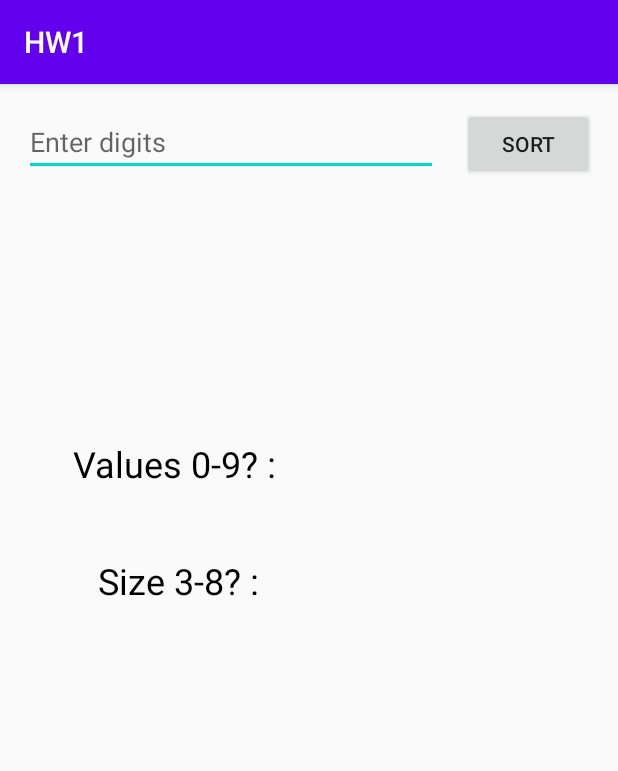
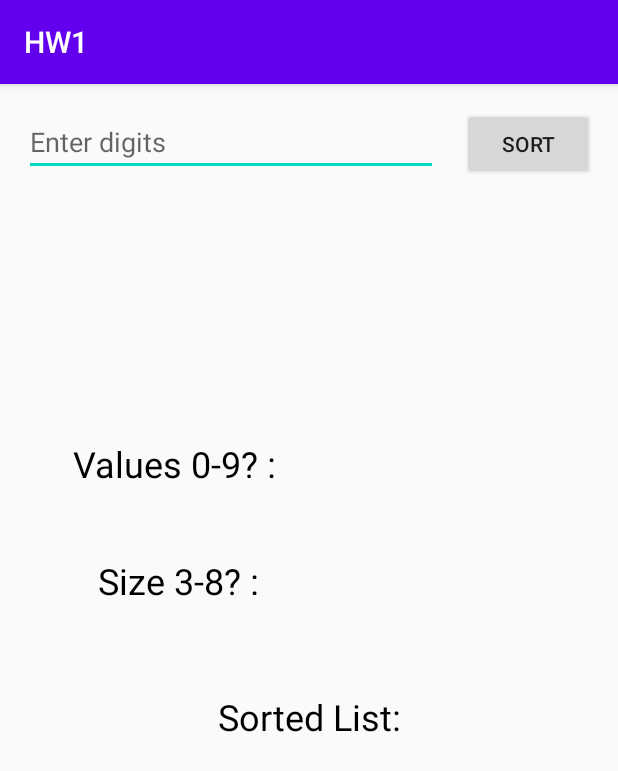
Before and after one commit to sbagg33/HW1, an Android app: the screen it shows after launch (MainActivity), on a phone screen of 412 x 824 dp. Shown: the top 771 px of the screen. Run offline under Robolectric (Android 15) with nearby library versions, the phone set to English and light mode, and no system bars.

Commit message:
Added Sabrina's sprint1 code to Beto's sprint 1 code, input array is now sorted using Sabrina's bubble sort algorithm and dispalyed on the screen on successful input

```diff
--- a/app/src/main/res/layout/activity_main.xml
+++ b/app/src/main/res/layout/activity_main.xml
@@ -122,4 +122,32 @@
         app:layout_constraintHorizontal_bias="0.5"
         app:layout_constraintStart_toEndOf="@+id/textViewValueLabel"
         app:layout_constraintTop_toBottomOf="@+id/textView2" />
+
+    <TextView
+        android:id="@+id/sortedListLabel"
+        android:layout_width="wrap_content"
+        android:layout_height="wrap_content"
+        android:layout_marginBottom="330dp"
+        android:text="Sorted List:"
+        android:textColor="#000000"
+        android:textSize="24sp"
+        android:visibility="visible"
+        app:layout_constraintBottom_toBottomOf="parent"
+        app:layout_constraintEnd_toEndOf="parent"
+        app:layout_constraintStart_toStartOf="parent" />
+
+    <TextView
+        android:id="@+id/sortedListFinal"
+        android:layout_width="wrap_content"
+        android:layout_height="wrap_content"
+        android:layout_marginTop="6dp"
+        android:layout_marginBottom="243dp"
+        android:text="TextView"
+        android:textColor="#000000"
+        android:textSize="30sp"
+        android:visibility="invisible"
+        app:layout_constraintBottom_toBottomOf="parent"
+        app:layout_constraintEnd_toEndOf="parent"
+        app:layout_constraintStart_toStartOf="parent"
+        app:layout_constraintTop_toBottomOf="@+id/sortedListLabel" />
 </androidx.constraintlayout.widget.ConstraintLayout>
```
Also changed, not shown: app/src/main/AndroidManifest.xml (+0 -7 lines), app/src/main/java/com/example/myapplication2/DisplayMessageActivity.java (deleted, +0 -24 lines), app/src/main/java/com/example/myapplication2/MainActivity.java (+51 -2 lines), app/src/main/res/layout/activity_display_message.xml (deleted, +0 -19 lines).
